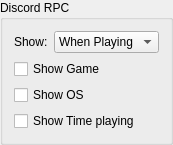
Old version of the form rare/ui/components/tabs/settings/rpc_settings.ui in the repository RareDevs/Rare.
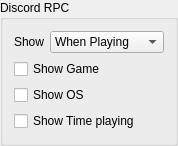
New version of the form.

```diff
--- a/rare/ui/components/tabs/settings/rpc_settings.ui
+++ b/rare/ui/components/tabs/settings/rpc_settings.ui
@@ -6,8 +6,8 @@
    <rect>
     <x>0</x>
     <y>0</y>
-    <width>167</width>
-    <height>144</height>
+    <width>178</width>
+    <height>146</height>
    </rect>
   </property>
   <property name="windowTitle">
@@ -45,7 +45,7 @@
       </sizepolicy>
      </property>
      <property name="text">
-      <string>Show:</string>
+      <string>Show</string>
      </property>
     </widget>
    </item>
```
